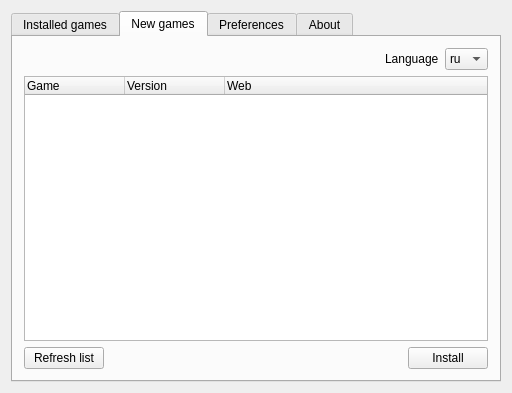
Qt form mainwindow.ui (instead-hub/instead-launcher) before a commit.
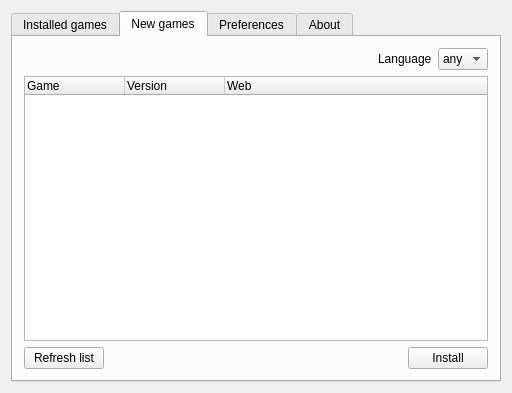
The same form after that commit. The open tabs and pages were chosen to show the change.

Commit message: added any langs

Diff of the .ui file:
```diff
--- a/mainwindow.ui
+++ b/mainwindow.ui
@@ -107,6 +107,11 @@
           </item>
           <item>
            <widget class="QComboBox" name="langComboBox">
+            <item>
+             <property name="text">
+              <string>any</string>
+             </property>
+            </item>
             <item>
              <property name="text">
               <string>ru</string>
```
Left out of the diff: 2 changed lines with no effect on the pictures. The commit also changes 1 other file.
